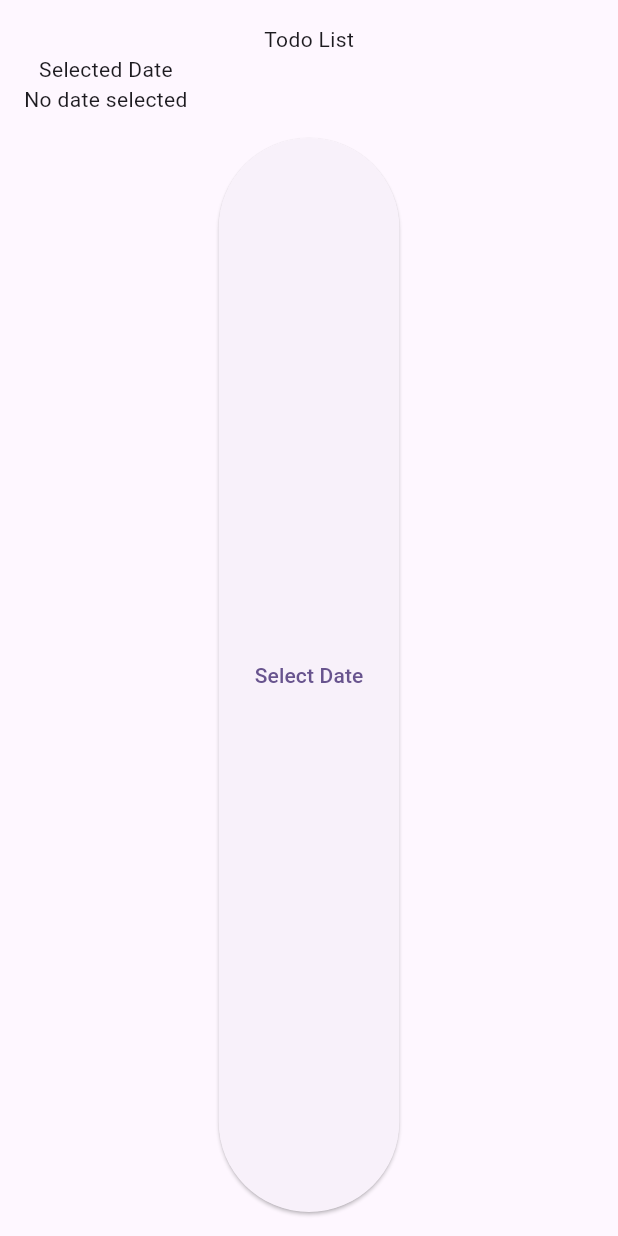
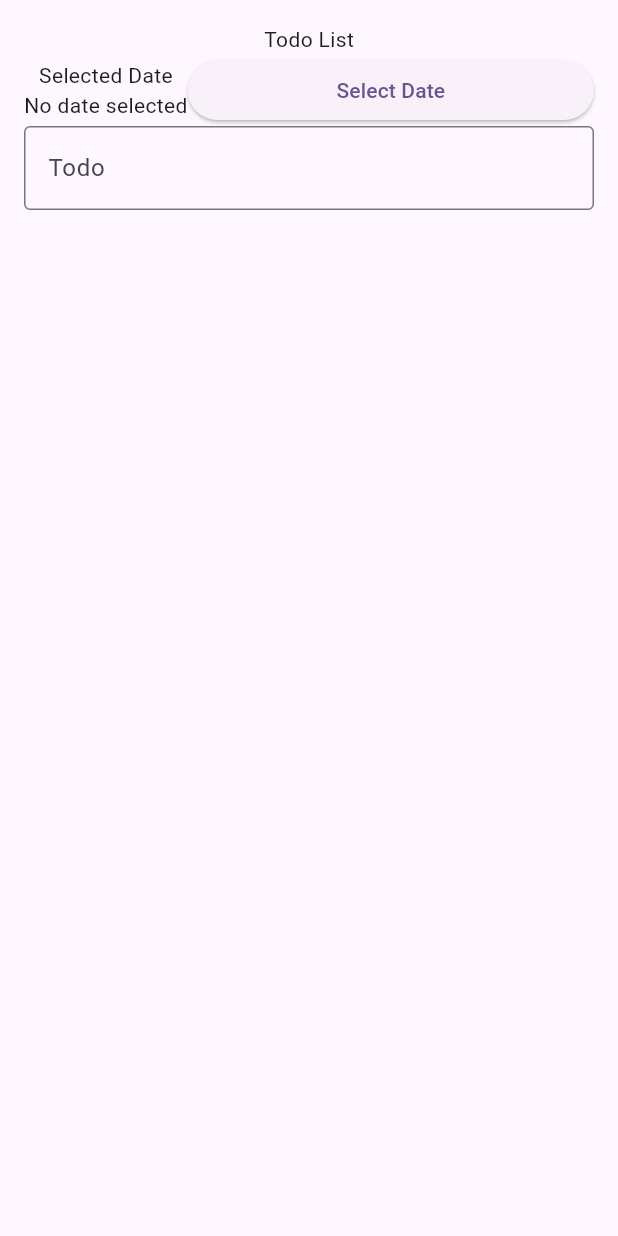
Before and after one commit to AbrarImamSatria/20220140042_TodoBloc, a Flutter app: the screen it shows after launch, on a phone screen of 412 x 824 dp. Run offline on Flutter 3.47's test engine with Material 3 defaults, Android fonts, the phone set to English and light mode, and no system bars; our stand-ins replace bloc, flutter_bloc.

Commit message:
membuat textfield todo

```diff
--- a/lib/presentation/todo_page.dart
+++ b/lib/presentation/todo_page.dart
@@ -35,8 +35,6 @@ class TodoPage extends StatelessWidget {
                       ),
                     ],
                   ),
-                ],
-              ),
                   SizedBox(height: 16.0),
                   Expanded(
                     child: ElevatedButton(
@@ -59,6 +57,24 @@ class TodoPage extends StatelessWidget {
                   ),
                 ],
               ),
+              Form(
+                key: _key,
+                child: Row(
+                  children: [
+                    Expanded(
+                      child: TextFormField(
+                        controller: _controller,
+                        decoration: InputDecoration(
+                          labelText: 'Todo',
+                          border: OutlineInputBorder(),
+                        ),
+                      ),
+                    ),
+                  ],
+                ),
+              ),
+            ],
+          ),
         ),
       ),
     );
```
Lines whose indentation alone changed are shown as unchanged.
